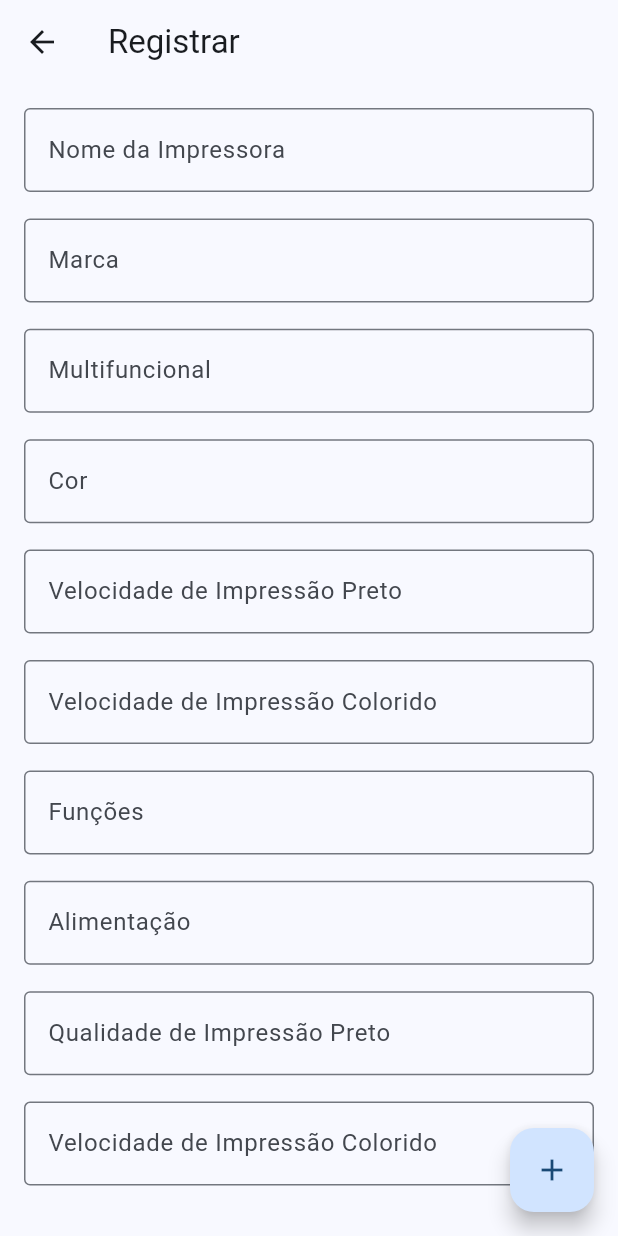
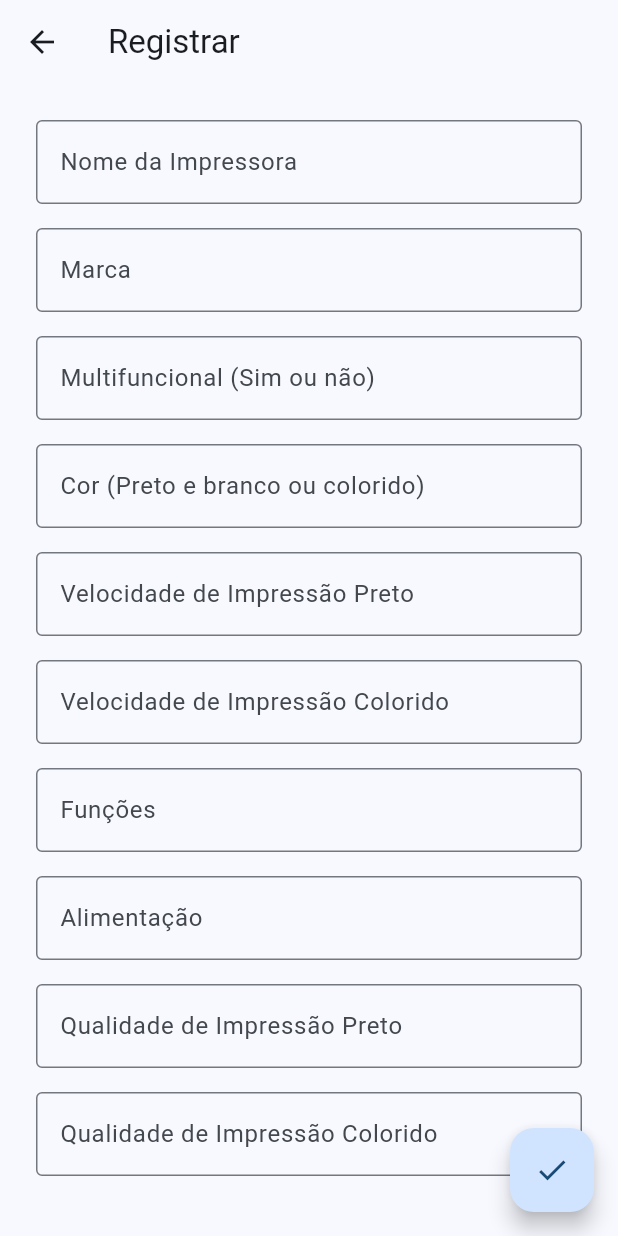
Before and after one commit to Fabricio-Lemmermeier-Lopes/Projeto_SearchPrinters, a Flutter app: the Register screen opened by its route, on a phone screen of 412 x 824 dp. Run offline on Flutter 3.47's test engine with Material 3 defaults, Android fonts, the phone set to English and light mode, and no system bars.

Commit message:
Atualização

```diff
--- a/search_printers/lib/main.dart
+++ b/search_printers/lib/main.dart
@@ -24,6 +24,7 @@ void main() {
           seedColor: Colors.blue,
         ),
        ),
+
     ),
   );
 }
--- a/search_printers/lib/screens/initial_page/home.dart
+++ b/search_printers/lib/screens/initial_page/home.dart
@@ -10,7 +10,7 @@ class Home extends StatelessWidget{
   @override
   Widget build(BuildContext context) {
     return Scaffold(
-      appBar: customAppBarHome('SearchPrinters'),
+      appBar: customAppBarHome('SearchPrinters', context),
       floatingActionButton: FloatingActionButton(
         onPressed: () {
           Navigator.pushNamed(context, 'register');
@@ -23,7 +23,7 @@ class Home extends StatelessWidget{
               children: [
                 Expanded(
                   child: ListView.builder(
-                    itemCount: 8,
+                    itemCount: 1,
                     itemBuilder: (context, index) => const Cards(
                     ),
                   ),
--- a/search_printers/lib/screens/printers/printer_1.dart
+++ b/search_printers/lib/screens/printers/printer_1.dart
@@ -20,11 +20,12 @@ class _Printer1State extends State<Printer1>{
       appBar: customAppBar('SearchPrinters'),
       body: Padding(
         padding: const EdgeInsets.all(35.0),
+        child: SingleChildScrollView(
           child: Column(
             children: [
               const Text('HP Ink Advantage 2874', style: TextStyle(fontSize: 20),),
               Image.asset('assets/hp_2874.png'),
-            const SizedBox(height: 50),
+              const SizedBox(height: 25),
               const Text('Marca: HP'),
               const Text('Multifuncional: Sim'),
               const Text('Cor: Colorido'),
@@ -35,6 +36,7 @@ class _Printer1State extends State<Printer1>{
               const Text('Qualidade De Impressão Preto: Até 1200 x 1200 dpi'),
               const Text('Qualidade De Impressão Colorida: 4800 x 1200 dpi'),
             ],
+          ),
         )
       ),
     );
--- a/search_printers/lib/screens/register/components/text_field.dart
+++ b/search_printers/lib/screens/register/components/text_field.dart
@@ -0,0 +1,29 @@
+/*
+import 'package:flutter/material.dart';
+
+class  CustomTextField extends StatelessWidget {
+  const CustomTextField({super.key});
+
+  @override
+  Widget build(BuildContext context){
+    return const Scaffold(
+      body: Padding(
+        padding: EdgeInsets.all(8),
+        child: Column(
+          children: [
+            TextField(decoration: InputDecoration(labelText: 'Nome da Impressora')),
+            TextField(decoration: InputDecoration(labelText: 'Marca')),
+            TextField(decoration: InputDecoration(labelText: 'Cor(Preto ou Colorido)')),
+            TextField(decoration: InputDecoration(labelText: 'Velocidade preto e branco')),
+            TextField(decoration: InputDecoration(labelText: 'Velocidade colorido*')),
+            TextField(decoration: InputDecoration(labelText: 'Funções')),
+            TextField(decoration: InputDecoration(labelText: 'Alimentação')),
+            TextField(decoration: InputDecoration(labelText: 'Qualidade de impressão preto e branco')),
+            TextField(decoration: InputDecoration(labelText: 'Qualidade de impressão colorida*')),
+          ],
+        ),
+      ),
+    );
+  }
+}
+*/
--- a/search_printers/lib/screens/register/register.dart
+++ b/search_printers/lib/screens/register/register.dart
@@ -14,143 +14,112 @@ class _RegisterState extends State<Register> {
     return Scaffold(
       appBar: customAppBar('Registrar'),
       floatingActionButton: FloatingActionButton(
-        onPressed: () {
-          Navigator.pushNamed(context, 'home');
-        },
-        child: const Icon(Icons.add),
+        onPressed: () {},
+        child: const Icon(Icons.check),
       ),
       body: Padding(
         padding: const EdgeInsets.all(16),
         child: Form(
+          child: SingleChildScrollView(
             child: Column(
               children: [
 
-              Expanded(
-                child: ListView.builder(
-                  itemCount: 1,
-                  itemBuilder: (context, index) =>
-                  TextFormField(
+                Padding(
+                  padding: const EdgeInsets.all(8.0),
+                  child: TextFormField(
                     decoration: InputDecoration(
                     labelText: 'Nome da Impressora',
                     border: const OutlineInputBorder(),
                     ),
                   ),
                 ),
-              ),
 
-                  Expanded(
-                child: ListView.builder(
-                  itemCount: 1,
-                  itemBuilder: (context, index) =>
-                  TextFormField(
+                Padding(
+                  padding: const EdgeInsets.all(8.0),
+                  child: TextFormField(
                     decoration: InputDecoration(
                     labelText: 'Marca',
                     border: const OutlineInputBorder(),
                     ),
                   ),
                 ),
-              ),
 
-                  Expanded(
-                child: ListView.builder(
-                  itemCount: 1,
-                  itemBuilder: (context, index) =>
-                  TextFormField(
+                Padding(
+                  padding: const EdgeInsets.all(8.0),
+                  child: TextFormField(
                     decoration: InputDecoration(
-                      labelText: 'Multifuncional',
+                    labelText: 'Multifuncional (Sim ou não)',
                     border: const OutlineInputBorder(),
                     ),
                   ),
                 ),
-              ),
 
-                  Expanded(
-                child: ListView.builder(
-                  itemCount: 1,
-                  itemBuilder: (context, index) =>
-                  TextFormField(
+                Padding(
+                  padding: const EdgeInsets.all(8.0),
+                  child: TextFormField(
                     decoration: InputDecoration(
-                      labelText: 'Cor',
+                    labelText: 'Cor (Preto e branco ou colorido)',
                     border: const OutlineInputBorder(),
                     ),
                   ),
                 ),
-              ),
 
-                  Expanded(
-                child: ListView.builder(
-                  itemCount: 1,
-                  itemBuilder: (context, index) =>
-                  TextFormField(
+                Padding(
+                  padding: const EdgeInsets.all(8.0),
+                  child: TextFormField(
                     decoration: InputDecoration(
                     labelText: 'Velocidade de Impressão Preto',
                     border: const OutlineInputBorder(),
                     ),
                   ),
                 ),
-              ),
 
-                  Expanded(
-                child: ListView.builder(
-                  itemCount: 1,
-                  itemBuilder: (context, index) =>
-                  TextFormField(
+                Padding(
+                  padding: const EdgeInsets.all(8.0),
+                  child: TextFormField(
                     decoration: InputDecoration(
                     labelText: 'Velocidade de Impressão Colorido',
                     border: const OutlineInputBorder(),
                     ),
                   ),
                 ),
-              ),
 
-                  Expanded(
-                child: ListView.builder(
-                  itemCount: 1,
-                  itemBuilder: (context, index) =>
-                  TextFormField(
+                Padding(
+                  padding: const EdgeInsets.all(8.0),
+                  child: TextFormField(
                     decoration: InputDecoration(
                     labelText: 'Funções',
                     border: const OutlineInputBorder(),
                     ),
                   ),
                 ),
-              ),
 
-                  Expanded(
-                child: ListView.builder(
-                  itemCount: 1,
-                  itemBuilder: (context, index) =>
-                  TextFormField(
+                Padding(
+                  padding: const EdgeInsets.all(8.0),
+                  child: TextFormField(
                     decoration: InputDecoration(
                     labelText: 'Alimentação',
                     border: const OutlineInputBorder(),
                     ),
                   ),
                 ),
-              ),
 
-                  Expanded(
-                child: ListView.builder(
-                  itemCount: 1,
-                  itemBuilder: (context, index) =>
-                  TextFormField(
+                Padding(
+                  padding: const EdgeInsets.all(8.0),
+                  child: TextFormField(
                     decoration: InputDecoration(
                     labelText: 'Qualidade de Impressão Preto',
                     border: const OutlineInputBorder(),
                     ),
                   ),
                 ),
-              ),
 
-                  Expanded(
-                child: ListView.builder(
-                  itemCount: 1,
-                  itemBuilder: (context, index) =>
-                  TextFormField(
+                Padding(
+                  padding: const EdgeInsets.all(8.0),
+                  child: TextFormField(
                     decoration: InputDecoration(
-                      labelText: 'Velocidade de Impressão Colorido',
+                    labelText: 'Qualidade de Impressão Colorido',
                     border: const OutlineInputBorder(),
-                    ),
                     ),
                   ),
                 ),
@@ -158,6 +127,7 @@ class _RegisterState extends State<Register> {
             ),
           ),
         ),
+      ),
     );
   }
 }
--- a/search_printers/lib/shared/customappbar.dart
+++ b/search_printers/lib/shared/customappbar.dart
@@ -4,7 +4,6 @@ import 'package:flutter/material.dart';
 AppBar customAppBar(String title) {
   return AppBar(
     title: Text(title),
-    actions: [
-    ],
+    actions: [],
   );
 }
```
Also changed, not shown: search_printers/lib/screens/filter/filter.dart (+38 -6 lines), search_printers/lib/shared/customappbarhome.dart (+7 -4 lines), 9 other files. Lines whose indentation alone changed are shown as unchanged.
